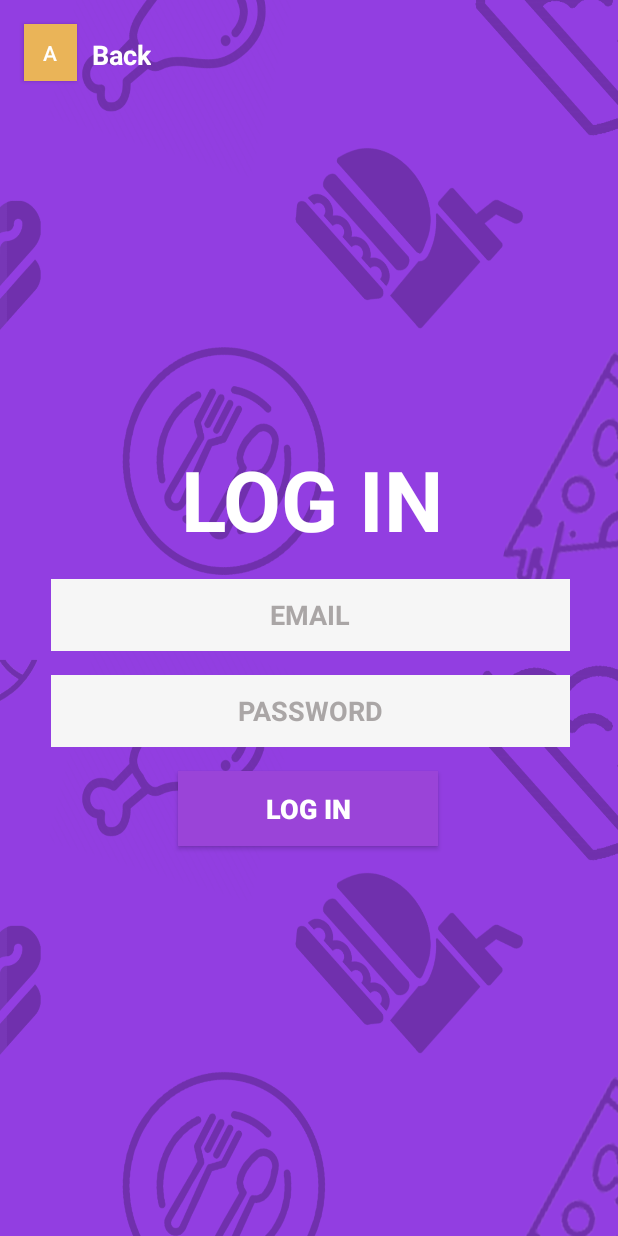
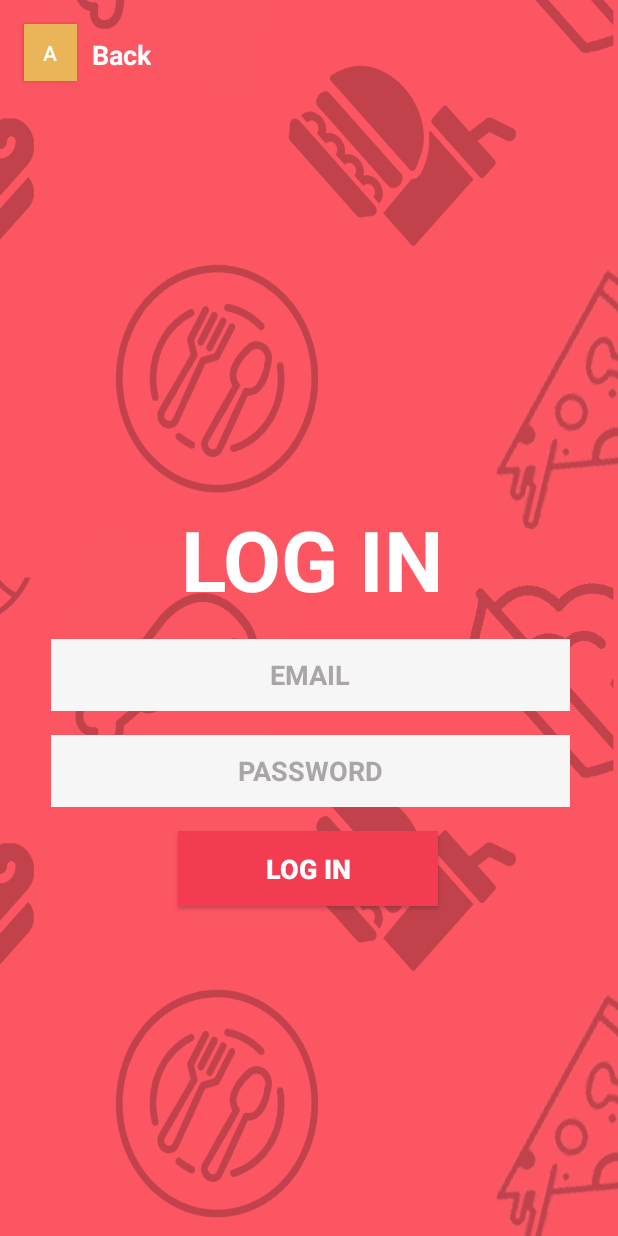
Before and after one commit to mantasruigys3000/Plate-Prep, an Android app: the layout login.xml on its own in the app's theme, with its tools: preview values and no code run, on a phone screen of 412 x 824 dp. Run offline under Robolectric (Android 15) with nearby library versions, the phone set to English and light mode, and no system bars.

Commit message:
Log In Page

```diff
--- a/app/src/main/res/layout/login.xml
+++ b/app/src/main/res/layout/login.xml
@@ -4,8 +4,8 @@
     xmlns:tools="http://schemas.android.com/tools"
     android:layout_width="match_parent"
     android:layout_height="match_parent"
-    android:background="@drawable/registerbg"
-    tools:context=".MainActivity" >
+    android:background="@drawable/loginbackground"
+    tools:context=".MainActivity">
 
     <Button
         android:id="@+id/confirmButton"
@@ -13,8 +13,8 @@
         android:layout_height="50dp"
         android:layout_marginEnd="120dp"
         android:layout_marginRight="120dp"
-        android:layout_marginBottom="260dp"
-        android:background="#9A44D8"
+        android:layout_marginBottom="220dp"
+        android:background="#F33B51"
         android:text="LOG IN"
         android:textColor="#FFFFFF"
         android:textSize="18sp"
```
Also changed, not shown: app/src/main/res/drawable/loginbackground.png (added).
